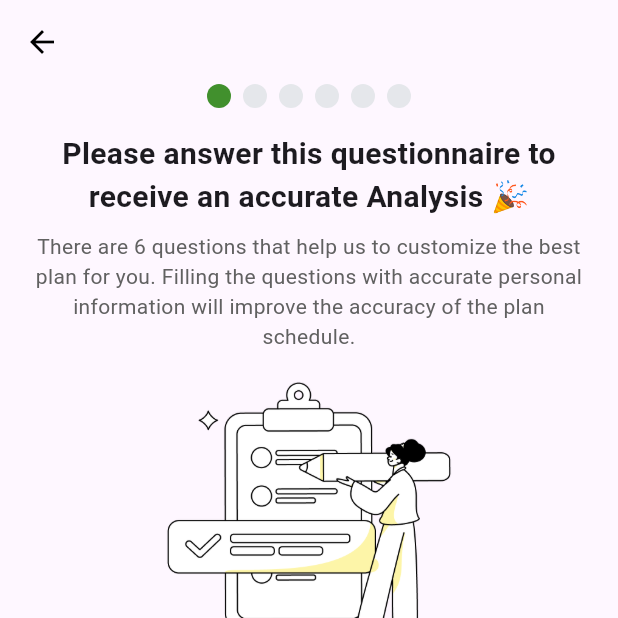
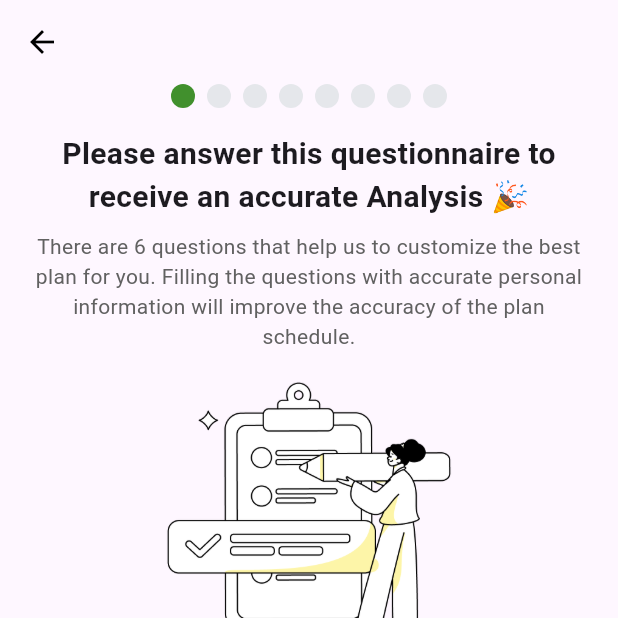
Before and after one commit to Perflection-AI/MobileApp, a Flutter app: the OnboardingPage screen opened by its route, on a phone screen of 412 x 824 dp, the top half of it. Run offline on Flutter 3.47's test engine with Material 3 defaults, Android fonts, the phone set to English and light mode, and no system bars.

Commit message:
Onboarding pages completed, Changing layout

```diff
--- a/swingie/lib/screens/onboarding_page.dart
+++ b/swingie/lib/screens/onboarding_page.dart
@@ -52,6 +52,24 @@
       'defaultUnit': 'kg',
       'defaultValue': 60,
       'type': 'scroll_picker',
+    },
+    {
+      'title': 'Do you play golf left or right handed? 🙌',
+      'description': 'Dexterity is used for auto swing capture guidance.',
+      'options': ['Left-handed', 'Right-handed'],
+      'showInput': false,
+    },
+    {
+      'title': 'What is your proficiency on playing golf? ⛳',
+      'description': 'This will help us personalize your coaching experience.',
+      'options': [
+        '1 - Fundamental Awareness',
+        '2 - Novice',
+        '3 - Intermediate',
+        '4 - Advanced',
+        '5 - Expert'
+      ],
+      'showInput': false,
     },
   ];
 
@@ -110,6 +128,7 @@
               ),
             ),
           ),
+
           Expanded(
             child: Padding(
               padding: const EdgeInsets.all(16.0),
@@ -167,14 +186,15 @@
                           ),
                         )
                         .toList(),
-                  // Render Gender Options
+                  // Render Options (e.g., Gender, Left/Right-handed, Proficiency Levels)
 if (step['options'] != null && step['options'].isNotEmpty)
-                    ...step['options']
-                        .map<Widget>(
-                          (option) => Padding(
+  ...step['options'].map<Widget>((option) {
+    return Padding(
       padding: const EdgeInsets.symmetric(vertical: 8.0),
       child: ElevatedButton(
-                              onPressed: () {},
+        onPressed: () {
+          // Handle selection logic here if needed
+        },
         child: Text(option),
         style: ElevatedButton.styleFrom(
           backgroundColor: Colors.grey[100],
@@ -185,9 +205,9 @@
           ),
         ),
       ),
-                          ),
-                        )
-                        .toList(),
+    );
+  }).toList(),
+
                   // Render Age Picker
                   if (step['type'] == 'age_picker')
                     Container(
@@ -218,33 +238,60 @@
                     ),
                   // Render Height/Weight Picker
                   if (step['type'] == 'scroll_picker') ...[
-                    ToggleButtons(
-                      isSelected: [
-                        selectedUnit == step['unitOptions'][0],
-                        selectedUnit == step['unitOptions'][1],
-                      ],
-                      onPressed: (index) {
+                    Container(
+                      width: 328, // Fixed width for the picker
+                      padding: const EdgeInsets.all(2),
+                      decoration: BoxDecoration(
+                        borderRadius: BorderRadius.circular(8),
+                        color: Color(0xFFF3F4F6), // Background: #F3F4F6 (Gray 100)
+                      ),
+                      child: Row(
+                        children: step['unitOptions'].map<Widget>((unit) {
+                          final isSelected = selectedUnit == unit;
+                          return Expanded(
+                            child: GestureDetector(
+                              onTap: () {
                                 setState(() {
-                          selectedUnit = step['unitOptions'][index];
-                          selectedValue =
-                              selectedUnit == 'cm' ? 150 : (selectedUnit == 'kg' ? 60 : 60);
+                                  selectedUnit = unit;
+                                  selectedValue = unit == 'cm'
+                                      ? 150
+                                      : unit == 'inch'
+                                          ? 60
+                                          : unit == 'kg'
+                                              ? 60
+                                              : 120; // Dynamic default values
                                 });
                               },
-                      children: step['unitOptions']
-                          .map<Widget>(
-                            (unit) => Padding(
-                              padding: const EdgeInsets.symmetric(horizontal: 20.0),
+                              child: Container(
+                                alignment: Alignment.center,
+                                decoration: BoxDecoration(
+                                  color: isSelected ? Color(0xFF41902D) : Colors.transparent,
+                                  borderRadius: unit == step['unitOptions'][0]
+                                      ? BorderRadius.only(
+                                          topLeft: Radius.circular(8),
+                                          bottomLeft: Radius.circular(8),
+                                        )
+                                      : BorderRadius.only(
+                                          topRight: Radius.circular(8),
+                                          bottomRight: Radius.circular(8),
+                                        ),
+                                ),
+                                padding: const EdgeInsets.symmetric(vertical: 12),
                                 child: Text(
                                   unit,
                                   style: TextStyle(
+                                    color: isSelected ? Colors.white : Colors.black,
                                     fontSize: 16,
                                     fontWeight: FontWeight.bold,
                                   ),
                                 ),
                               ),
-                          )
-                          .toList(),
                             ),
+                          );
+                        }).toList(),
+                      ),
+                    ),
+
                     SizedBox(height: 16),
                     Container(
                       height: 150,
@@ -275,11 +322,12 @@
                               ),
                             );
                           },
-                          childCount: 100, // Display 100 options
+                          childCount: (selectedUnit == 'kg' ? 200 : 300), // Adjust limits here
                         ),
                       ),
                     ),
                   ],
+
                   Spacer(),
                   ElevatedButton(
                     onPressed: () {
```
Lines whose indentation alone changed are shown as unchanged.
